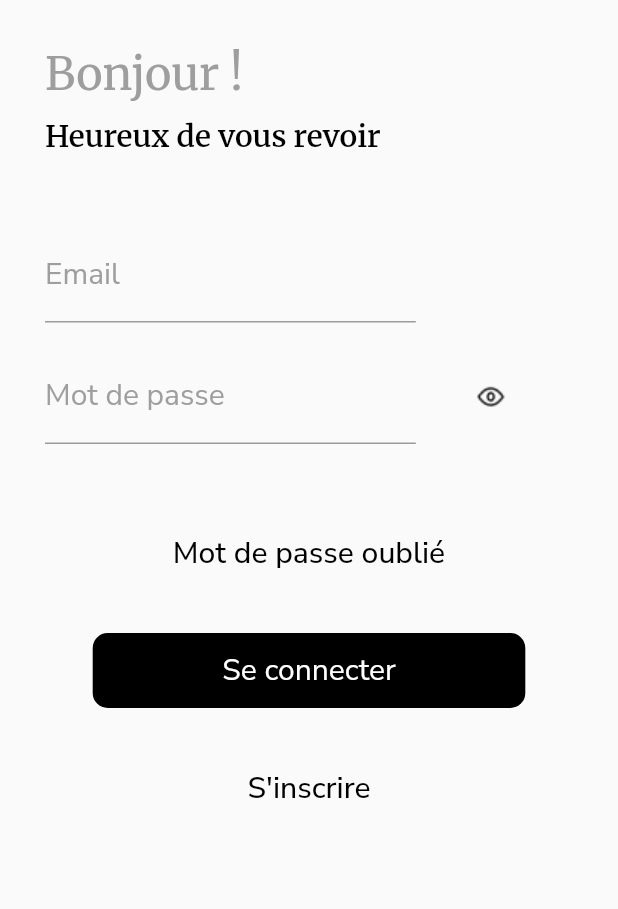
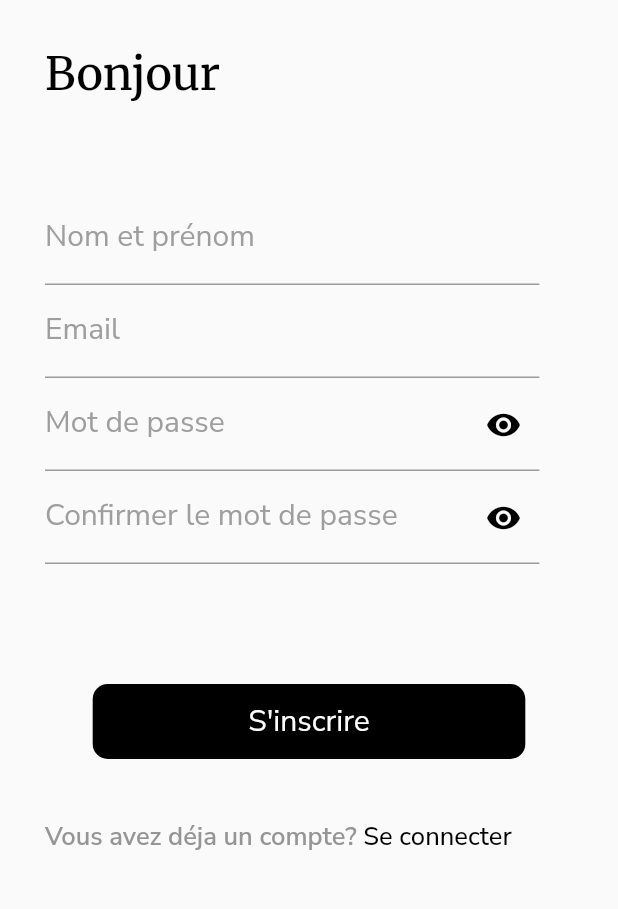
Before and after one commit to hichamrox/lookmefront, a Flutter app: the LoginPage screen opened directly, after a tap on "S'inscrire", on a phone screen of 412 x 824 dp, the part 177-1086 px from its top. Run offline on Flutter 3.47's test engine with Material 2 defaults, Android fonts, the phone set to English and light mode, and no system bars; our stand-ins replace google_fonts.

```diff
--- a/lib/components/mdpInput.dart
+++ b/lib/components/mdpInput.dart
@@ -2,19 +2,17 @@ import 'package:flutter/material.dart';
 import 'package:google_fonts/google_fonts.dart';
 
 class MdpInput extends StatefulWidget {
-  MdpInput(
-      this.label, this.width, this.onChanged, this.obscureText, this.onTap);
+  MdpInput(this.label, this.width, this.onChanged);
   final String label;
   final ValueChanged<String>? onChanged;
   final double width;
-  final bool obscureText;
-  final VoidCallback onTap;
 
   @override
   State<MdpInput> createState() => _MdpInputState();
 }
 
 class _MdpInputState extends State<MdpInput> {
+  bool _isObscure = true;
   @override
   Widget build(BuildContext context) {
     return Row(
@@ -26,6 +24,17 @@ class _MdpInputState extends State<MdpInput> {
             cursorColor: Colors.black,
             decoration: InputDecoration(
               labelText: widget.label,
+              suffixIcon: IconButton(
+                icon: Icon(
+                  _isObscure ? Icons.visibility : Icons.visibility_off,
+                  color: Colors.black,
+                ),
+                onPressed: () {
+                  setState(() {
+                    _isObscure = !_isObscure;
+                  });
+                },
+              ),
               labelStyle: GoogleFonts.nunitoSans(
                   color: Colors.grey,
                   fontWeight: FontWeight.w400,
@@ -34,16 +43,9 @@ class _MdpInputState extends State<MdpInput> {
                 borderSide: BorderSide(color: Colors.grey),
               ),
             ),
-            obscureText: widget.obscureText,
+            obscureText: _isObscure,
           ),
         ),
-        GestureDetector(
-          onTap: widget.onTap,
-          child: Image.asset(
-            "assets/images/eye.png",
-            height: 100,
-          ),
-        )
       ],
     );
   }
--- a/lib/pages/login.dart
+++ b/lib/pages/login.dart
@@ -1,6 +1,8 @@
 import 'package:flutter/material.dart';
 import 'package:google_fonts/google_fonts.dart';
 import 'package:lookmefront/components/formInput.dart';
+import 'package:lookmefront/pages/home.dart';
+import 'package:lookmefront/pages/signup.dart';
 
 import '../components/button.dart';
 import '../components/mdpInput.dart';
@@ -18,7 +20,6 @@ class _LoginPageState extends State<LoginPage> {
   @override
   Widget build(BuildContext context) {
     Size size = MediaQuery.of(context).size;
-    bool obscureText = true;
     return Scaffold(
       body: Column(
         crossAxisAlignment: CrossAxisAlignment.start,
@@ -54,7 +55,7 @@ class _LoginPageState extends State<LoginPage> {
             padding: const EdgeInsets.only(left: 30),
             child: FormInput(
               "Email",
-              size.width * 0.6,
+              size.width * 0.8,
               (value) {
                 setState(() {
                   mail = value;
@@ -66,18 +67,13 @@ class _LoginPageState extends State<LoginPage> {
             padding: const EdgeInsets.only(left: 30, bottom: 40),
             child: MdpInput(
               "Mot de passe",
-                size.width * 0.6,
+              size.width * 0.8,
               (value) {
                 setState(() {
                   password = value;
                 });
               },
-                obscureText,
-                () {
-                  setState(() {
-                    obscureText = !obscureText;
-                  });
-                }),
+            ),
           ),
           GestureDetector(
             onTap: () {},
@@ -98,13 +94,18 @@ class _LoginPageState extends State<LoginPage> {
                   Button("Se connecter", true, true, size.width * 0.7, 50, () {
                 Navigator.push(
                   context,
-                  MaterialPageRoute(builder: (context) => const LoginPage()),
+                  MaterialPageRoute(builder: (context) => const HomePage()),
                 );
               }, 10),
             ),
           ),
           GestureDetector(
-            onTap: () {},
+            onTap: () {
+              Navigator.push(
+                context,
+                MaterialPageRoute(builder: (context) => SignupPage()),
+              );
+            },
             child: Center(
               child: Text(
                 "S'inscrire",
--- a/lib/pages/signup.dart
+++ b/lib/pages/signup.dart
@@ -0,0 +1,139 @@
+import 'package:flutter/material.dart';
+import 'package:google_fonts/google_fonts.dart';
+import 'package:lookmefront/components/formInput.dart';
+
+import '../components/button.dart';
+import '../components/mdpInput.dart';
+import 'login.dart';
+
+class SignupPage extends StatefulWidget {
+  const SignupPage({Key? key}) : super(key: key);
+
+  @override
+  _SignupPageState createState() => _SignupPageState();
+}
+
+class _SignupPageState extends State<SignupPage> {
+  late String name;
+  late String mail;
+  late String password;
+  late String confPassword;
+  @override
+  Widget build(BuildContext context) {
+    Size size = MediaQuery.of(context).size;
+    return Scaffold(
+      body: Column(
+        crossAxisAlignment: CrossAxisAlignment.start,
+        children: [
+          Container(
+            height: 50,
+          ),
+          Center(child: Image.asset("assets/images/logo.png")),
+          Padding(
+            padding: const EdgeInsets.only(left: 30, top: 30, bottom: 10),
+            child: Text(
+              "Bonjour ",
+              style: GoogleFonts.merriweather(
+                  color: Colors.black,
+                  fontWeight: FontWeight.w500,
+                  fontSize: 30),
+            ),
+          ),
+          Container(
+            height: 50,
+          ),
+          Padding(
+            padding: const EdgeInsets.only(left: 30),
+            child: FormInput(
+              "Nom et prénom",
+              size.width * 0.8,
+              (value) {
+                setState(() {
+                  mail = value;
+                });
+              },
+            ),
+          ),
+          Padding(
+            padding: const EdgeInsets.only(left: 30),
+            child: FormInput(
+              "Email",
+              size.width * 0.8,
+              (value) {
+                setState(() {
+                  mail = value;
+                });
+              },
+            ),
+          ),
+          Padding(
+            padding: const EdgeInsets.only(left: 30),
+            child: MdpInput(
+              "Mot de passe",
+              size.width * 0.8,
+              (value) {
+                setState(() {
+                  password = value;
+                });
+              },
+            ),
+          ),
+          Padding(
+            padding: const EdgeInsets.only(left: 30, bottom: 40),
+            child: MdpInput(
+              "Confirmer le mot de passe",
+              size.width * 0.8,
+              (value) {
+                setState(() {
+                  password = value;
+                });
+              },
+            ),
+          ),
+          Padding(
+            padding: const EdgeInsets.only(top: 40, bottom: 40),
+            child: Center(
+              child: Button("S'inscrire", true, true, size.width * 0.7, 50, () {
+                Navigator.push(
+                  context,
+                  MaterialPageRoute(builder: (context) => const LoginPage()),
+                );
+              }, 10),
+            ),
+          ),
+          Row(
+            children: [
+              Padding(
+                padding: const EdgeInsets.only(left: 30),
+                child: Text(
+                  "Vous avez déja un compte?",
+                  style: GoogleFonts.nunitoSans(
+                      color: Color.fromARGB(255, 150, 149, 149),
+                      fontWeight: FontWeight.w600,
+                      fontSize: 17),
+                ),
+              ),
+              GestureDetector(
+                onTap: () {
+                  Navigator.push(
+                    context,
+                    MaterialPageRoute(builder: (context) => LoginPage()),
+                  );
+                },
+                child: Center(
+                  child: Text(
+                    " Se connecter",
+                    style: GoogleFonts.nunitoSans(
+                        color: Colors.black,
+                        fontWeight: FontWeight.w500,
+                        fontSize: 17),
+                  ),
+                ),
+              )
+            ],
+          )
+        ],
+      ),
+    );
+  }
+}
```
Also changed, not shown: lib/pages/accueil.dart (added, +15 -0 lines), lib/pages/discussion.dart (added, +15 -0 lines), lib/pages/favorite.dart (+15 -0 lines), lib/pages/home.dart (+104 -0 lines), lib/pages/profile.dart (added, +15 -0 lines), lib/pages/tab_navigatore.dart (added, +38 -0 lines), assets/images/Heart.png (added), assets/images/Home.png (added), assets/images/Topic.png (added), assets/images/User.png (added). Lines whose indentation alone changed are shown as unchanged.
